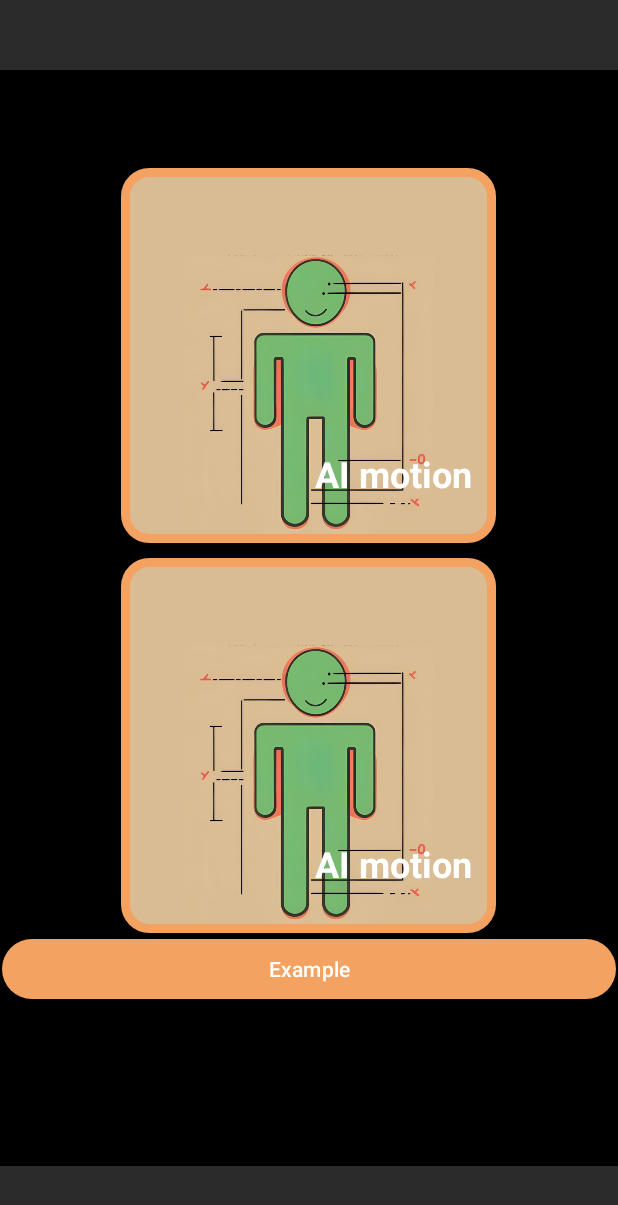
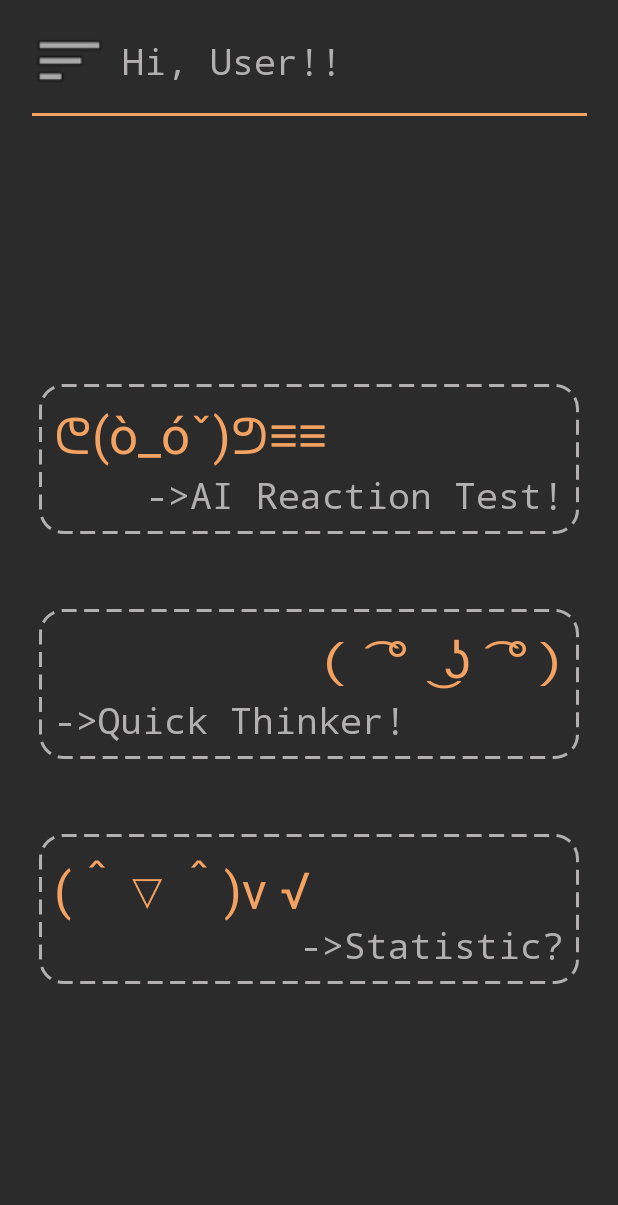
Before and after one commit to Porsugu/HumanReactor, an Android app: the screen it shows after launch (MainActivity), on a phone screen of 412 x 824 dp. Shown: the top 1205 px of the screen. Run offline under Robolectric (Android 15) with nearby library versions, the phone set to English and light mode, and no system bars; libraries missing offline, so code that uses them is left out: androidx.camera.core; pictures from the network do not load.

Commit message:
-Main page UI style
have to fix:
-tips are ok, but not perfect
-need to add tut page
-setting: username, language

```diff
--- a/app/src/main/java/com/example/humanreactor/MainActivity.kt
+++ b/app/src/main/java/com/example/humanreactor/MainActivity.kt
@@ -3,19 +3,14 @@ package com.example.humanreactor
 
 import android.content.Intent
 import android.os.Bundle
-import android.widget.Button
 import android.widget.ImageView
-import android.widget.RelativeLayout
-import androidx.activity.enableEdgeToEdge
+import android.widget.LinearLayout
 import androidx.annotation.OptIn
 import androidx.appcompat.app.AppCompatActivity
 import androidx.appcompat.app.AppCompatDelegate
 import androidx.camera.core.ExperimentalGetImage
+import androidx.constraintlayout.widget.ConstraintLayout
 import androidx.core.content.ContextCompat
-import coil.ImageLoader
-import coil.decode.GifDecoder
-import coil.load
-import coil.request.ImageRequest
 
 class MainActivity : AppCompatActivity() {
 
@@ -31,11 +26,16 @@ class MainActivity : AppCompatActivity() {
 //
 //        val goAIQuestionActivityButton = findViewById<Button>(R.id.ai_question_btn)
 
-        val goToMotionButton = findViewById<RelativeLayout>(R.id.poseBTN)
+        val setButton = findViewById<ImageView>(R.id.setBTN)
 
-        val goAIQuestionActivityButton = findViewById<RelativeLayout>(R.id.aiQuestionBTN)
+        val goToMotionButton = findViewById<ConstraintLayout>(R.id.poseBTN)
 
-        val exampleButton = findViewById<Button>(R.id.exampleBTN)
+        val goAIQuestionActivityButton = findViewById<ConstraintLayout>(R.id.aiQuestionBTN)
+//
+        val statButton = findViewById<ConstraintLayout>(R.id.statBTN)
+
+        setButton.foreground = ContextCompat.getDrawable(this, R.drawable.btn_background)
+        setButton.setOnClickListener {  }
 
         goToMotionButton.foreground = ContextCompat.getDrawable(this, R.drawable.menu_big_selector)
         // 设置点击事件监听器
@@ -48,20 +48,20 @@ class MainActivity : AppCompatActivity() {
             val intent = Intent(this, AIQuestionActivity::class.java)
             startActivity(intent)
         }
-
-        exampleButton.setOnClickListener{
+        statButton.foreground = ContextCompat.getDrawable(this, R.drawable.menu_big_selector)
+        statButton.setOnClickListener{
             val intent = Intent(this, exampleActivity::class.java)
             startActivity(intent)
         }
+//
+//        val imageLoader = ImageLoader.Builder(this)
+//            .components {
+//                add(GifDecoder.Factory())
+//            }
+//            .build()
 
-        val imageLoader = ImageLoader.Builder(this)
-            .components {
-                add(GifDecoder.Factory())
-            }
-            .build()
-
-        val background = findViewById<ImageView>(R.id.gif_background)
-        background.load(R.drawable.background, imageLoader)
+//        val background = findViewById<ImageView>(R.id.gif_background)
+//        background.load(R.drawable.background, imageLoader)
 
     }
 
--- a/app/src/main/res/drawable/big_frame.xml
+++ b/app/src/main/res/drawable/big_frame.xml
@@ -1,7 +1,9 @@
 <?xml version="1.0" encoding="utf-8"?>
 <shape xmlns:android="http://schemas.android.com/apk/res/android">
     <stroke
-        android:width="6dp"
-        android:color="@color/main"/>
-    <corners android:radius="16dp" /> <!-- Set the corner radius -->
+        android:width="2dp"
+        android:color="#B1AFAF"
+        android:dashWidth="10dp"
+        android:dashGap="5dp" />
+    <corners android:radius="15dp" /> <!-- Set the corner radius -->
 </shape>
--- a/app/src/main/res/layout/activity_main.xml
+++ b/app/src/main/res/layout/activity_main.xml
@@ -7,120 +7,161 @@
     android:layout_height="match_parent"
     tools:context=".MainActivity"
     android:background="#2B2B2B"
-    android:fitsSystemWindows="false">
+    android:fitsSystemWindows="true">
 
 
-    <ImageView
-        android:id="@+id/gif_background"
-        android:layout_width="match_parent"
-        android:layout_height="match_parent"
-        app:layout_constraintBottom_toBottomOf="parent"
-        app:layout_constraintEnd_toEndOf="parent"
-        app:layout_constraintStart_toStartOf="parent"
-        app:layout_constraintTop_toTopOf="parent" />
-
-    <LinearLayout
-        android:layout_width="match_parent"
-        android:layout_height="match_parent"
-        android:orientation="horizontal"
-        app:layout_constraintBottom_toBottomOf="parent"
-        app:layout_constraintEnd_toEndOf="parent"
-        app:layout_constraintStart_toStartOf="parent"
-        app:layout_constraintTop_toTopOf="parent"></LinearLayout>
-
-    <ScrollView
-        android:layout_width="409dp"
-        android:layout_height="600dp"
-        android:layout_marginStart="20dp"
-        android:layout_marginEnd="20dp"
-        app:layout_constraintBottom_toBottomOf="parent"
+    <androidx.constraintlayout.widget.ConstraintLayout
+        android:id="@+id/topBar"
+        android:layout_width="390dp"
+        android:layout_height="wrap_content"
+        android:layout_marginTop="5dp"
         app:layout_constraintEnd_toEndOf="parent"
         app:layout_constraintStart_toStartOf="parent"
         app:layout_constraintTop_toTopOf="parent">
 
+        <ImageView
+            android:id="@+id/setBTN"
+            android:layout_width="50dp"
+            android:layout_height="50dp"
+            android:layout_margin="10dp"
+            app:layout_constraintStart_toStartOf="parent"
+            app:layout_constraintTop_toTopOf="parent"
+            app:srcCompat="@android:drawable/ic_menu_sort_by_size" />
+
+        <TextView
+            android:id="@+id/greetingText"
+            android:layout_width="wrap_content"
+            android:layout_height="wrap_content"
+            android:layout_margin="10dp"
+            android:fontFamily="monospace"
+            android:text="Hi, User!!"
+            android:textColor="#B1AFAF"
+            android:textSize="24sp"
+            app:layout_constraintBottom_toBottomOf="@+id/setBTN"
+            app:layout_constraintStart_toEndOf="@+id/setBTN"
+            app:layout_constraintTop_toTopOf="@+id/setBTN" />
+
+        <androidx.constraintlayout.widget.ConstraintLayout
+            android:layout_width="match_parent"
+            android:layout_height="2dp"
+            android:layout_margin="10dp"
+            android:background="@color/fat_orange"
+            app:layout_constraintBottom_toBottomOf="parent"
+            app:layout_constraintEnd_toEndOf="parent"
+            app:layout_constraintStart_toEndOf="@+id/setBTN"
+            app:layout_constraintTop_toBottomOf="@+id/setBTN">
+
+        </androidx.constraintlayout.widget.ConstraintLayout>
+
+    </androidx.constraintlayout.widget.ConstraintLayout>
+
+    <ScrollView
+        android:id="@+id/scrollView2"
+        android:layout_width="wrap_content"
+        android:layout_height="wrap_content"
+        app:layout_constraintBottom_toBottomOf="parent"
+        app:layout_constraintEnd_toEndOf="parent"
+        app:layout_constraintStart_toStartOf="parent"
+        app:layout_constraintTop_toBottomOf="@+id/topBar"
+        android:overScrollMode="always">
+
         <LinearLayout
             android:layout_width="match_parent"
             android:layout_height="wrap_content"
-            android:orientation="vertical" >
+            android:orientation="vertical">
 
-            <RelativeLayout
+            <androidx.constraintlayout.widget.ConstraintLayout
                 android:id="@+id/poseBTN"
-                android:layout_width="250dp"
-                android:layout_height="250dp"
-                android:layout_gravity="center"
-                android:layout_marginBottom="10dp"
-                android:background="@drawable/menu_big_background"
-                android:foreground="@drawable/menu_big_selector">
+                android:layout_width="360dp"
+                android:layout_height="100dp"
+                android:layout_marginBottom="50dp"
+                android:background="@drawable/big_frame">
 
-                <ImageView
+                <TextView
+                    android:id="@+id/textView"
                     android:layout_width="wrap_content"
                     android:layout_height="wrap_content"
-                    android:padding="6dp"
-                    app:srcCompat="@drawable/detector" />
+                    android:layout_margin="10dp"
+                    android:text="ᕦ(ò_óˇ)ᕤ≡≡"
+                    android:textColor="@color/fat_orange"
+                    android:textSize="34sp"
+                    app:layout_constraintStart_toStartOf="parent"
+                    app:layout_constraintTop_toTopOf="parent" />
 
                 <TextView
+                    android:id="@+id/textView3"
                     android:layout_width="wrap_content"
                     android:layout_height="wrap_content"
-                    android:layout_alignParentRight="true"
-                    android:layout_alignParentBottom="true"
-                    android:layout_marginRight="16dp"
-                    android:layout_marginBottom="30dp"
-                    android:text="AI motion"
-                    android:textColor="#FFFFFF"
+                    android:layout_margin="10dp"
+                    android:fontFamily="monospace"
+                    android:text="->AI Reaction Test!"
+                    android:textColor="@color/text"
                     android:textSize="24sp"
-                    android:textStyle="bold" />
+                    app:layout_constraintBottom_toBottomOf="parent"
+                    app:layout_constraintEnd_toEndOf="parent" />
+            </androidx.constraintlayout.widget.ConstraintLayout>
 
-                <androidx.constraintlayout.widget.ConstraintLayout
-                    android:layout_width="match_parent"
-                    android:layout_height="match_parent"
-                    android:background="@drawable/big_frame">
+            <androidx.constraintlayout.widget.ConstraintLayout
+                android:id="@+id/aiQuestionBTN"
+                android:layout_width="360dp"
+                android:layout_height="100dp"
+                android:layout_marginBottom="50dp"
+                android:background="@drawable/big_frame">
 
-                </androidx.constraintlayout.widget.ConstraintLayout>
-
-
-            </RelativeLayout>
-
-            <RelativeLayout
-                android:id="@+id/aiQuestionBTN"
-                android:layout_width="250dp"
-                android:layout_height="250dp"
-                android:layout_gravity="center"
-                >
-
-                <ImageView
-
+                <TextView
+                    android:id="@+id/textView4"
                     android:layout_width="wrap_content"
                     android:layout_height="wrap_content"
-                    android:padding="6dp"
-                    app:srcCompat="@drawable/detector" />
+                    android:layout_margin="10dp"
+                    android:fontFamily="monospace"
+                    android:text="( ͡° ͜ʖ ͡°)"
+                    android:textColor="@color/fat_orange"
+                    android:textSize="34sp"
+                    app:layout_constraintEnd_toEndOf="parent"
+                    app:layout_constraintTop_toTopOf="parent" />
 
                 <TextView
+                    android:id="@+id/textView5"
                     android:layout_width="wrap_content"
                     android:layout_height="wrap_content"
-                    android:layout_alignParentRight="true"
-                    android:layout_alignParentBottom="true"
-                    android:layout_marginRight="16dp"
-                    android:layout_marginBottom="30dp"
-                    android:text="AI motion"
-                    android:textColor="#FFFFFF"
+                    android:layout_margin="10dp"
+                    android:fontFamily="monospace"
+                    android:text="->Quick Thinker!"
+                    android:textColor="@color/text"
                     android:textSize="24sp"
-                    android:textStyle="bold" />
+                    app:layout_constraintBottom_toBottomOf="parent"
+                    app:layout_constraintStart_toStartOf="parent" />
+            </androidx.constraintlayout.widget.ConstraintLayout>
 
-                <androidx.constraintlayout.widget.ConstraintLayout
-                    android:layout_width="match_parent"
-                    android:layout_height="match_parent"
-                    android:background="@drawable/big_frame">
+            <androidx.constraintlayout.widget.ConstraintLayout
+                android:id="@+id/statBTN"
+                android:layout_width="360dp"
+                android:layout_height="100dp"
+                android:background="@drawable/big_frame">
 
-                </androidx.constraintlayout.widget.ConstraintLayout>
+                <TextView
+                    android:id="@+id/textView6"
+                    android:layout_width="wrap_content"
+                    android:layout_height="wrap_content"
+                    android:layout_margin="10dp"
+                    android:text="(＾▽＾)v √"
+                    android:textColor="@color/fat_orange"
+                    android:textSize="34sp"
+                    app:layout_constraintStart_toStartOf="parent"
+                    app:layout_constraintTop_toTopOf="parent" />
 
-
-            </RelativeLayout>
-
-            <Button
-                android:id="@+id/exampleBTN"
-                android:layout_width="match_parent"
-                android:layout_height="wrap_content"
-                android:text="Example" />
+                <TextView
+                    android:id="@+id/textView7"
+                    android:layout_width="wrap_content"
+                    android:layout_height="wrap_content"
+                    android:layout_margin="10dp"
+                    android:fontFamily="monospace"
+                    android:text="->Statistic?"
+                    android:textColor="@color/text"
+                    android:textSize="24sp"
+                    app:layout_constraintBottom_toBottomOf="parent"
+                    app:layout_constraintEnd_toEndOf="parent" />
+            </androidx.constraintlayout.widget.ConstraintLayout>
         </LinearLayout>
     </ScrollView>
 
--- a/app/src/main/res/layout/activity_pose_detection2.xml
+++ b/app/src/main/res/layout/activity_pose_detection2.xml
@@ -32,6 +32,7 @@
             android:id="@+id/correctSignText"
             android:layout_width="wrap_content"
             android:layout_height="wrap_content"
+            android:fontFamily="monospace"
             android:text="✓"
             android:textColor="#FFFFFF"
             android:textSize="150sp"
@@ -46,6 +47,7 @@
             android:layout_marginStart="50dp"
             android:layout_marginEnd="50dp"
             android:background="#73474747"
+            android:fontFamily="monospace"
             android:text="tips"
             android:textAlignment="center"
             android:textColor="#FFFFFF"
@@ -105,8 +107,9 @@
                     android:id="@+id/allBTN_text"
                     android:layout_width="wrap_content"
                     android:layout_height="wrap_content"
+                    android:fontFamily="monospace"
                     android:text="Add Moves"
-                    android:textColor="#FFFFFF"
+                    android:textColor="@color/text"
                     android:textSize="24sp"
                     android:textStyle="bold"
                     app:layout_constraintBottom_toBottomOf="parent"
--- a/app/src/main/res/values/colors.xml
+++ b/app/src/main/res/values/colors.xml
@@ -6,4 +6,5 @@
     <color name="android_purple">#D3BAFD</color>
     <color name="main">#F4A261</color>
     <color name="onMain">#FFF8F0</color>
+    <color name="text">#B1AFAF</color>
 </resources>
```
